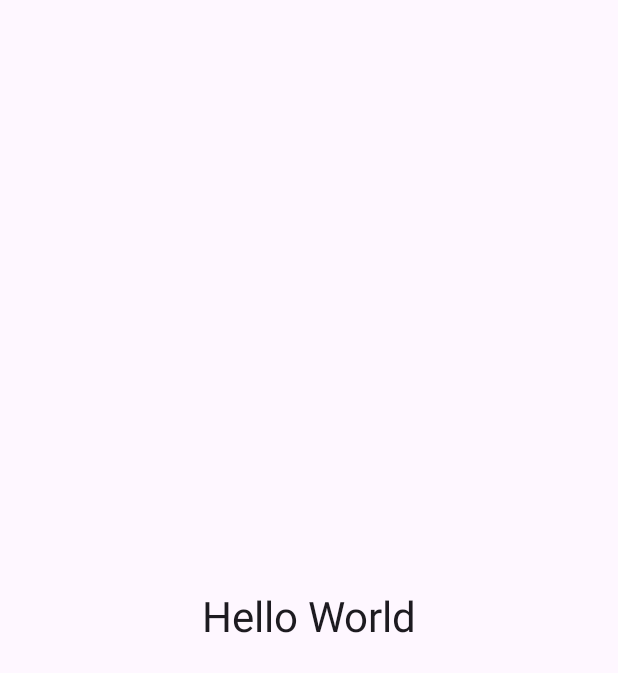
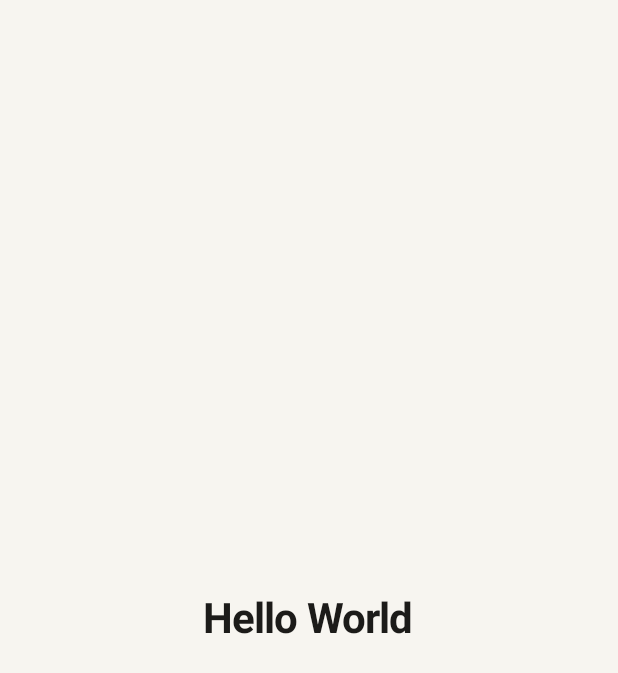
Before and after one commit to Q2453267246/echopod, an Android app built with Jetpack Compose: the screen it shows after launch (MainActivity), on a phone screen of 412 x 824 dp. Shown: the top 673 px of the screen. Run offline under Robolectric (Android 15) with nearby library versions, the phone set to English and light mode, and no system bars.

Commit message:
添加资源文件

```diff
--- a/app/src/main/AndroidManifest.xml
+++ b/app/src/main/AndroidManifest.xml
@@ -4,7 +4,7 @@
         android:icon="@drawable/ic_echopod"
         android:label="@string/app_name"
         android:supportsRtl="true"
-        android:theme="@android:style/Theme.Material.NoActionBar">
+        android:theme="@style/Theme.EchoPod">
         <activity
             android:name=".MainActivity"
             android:exported="true">
--- a/app/src/main/java/com/echopod/MainActivity.kt
+++ b/app/src/main/java/com/echopod/MainActivity.kt
@@ -4,27 +4,27 @@ import android.os.Bundle
 import androidx.activity.ComponentActivity
 import androidx.activity.compose.setContent
 import androidx.activity.enableEdgeToEdge
-import androidx.compose.foundation.isSystemInDarkTheme
 import androidx.compose.foundation.layout.Box
 import androidx.compose.foundation.layout.fillMaxSize
 import androidx.compose.foundation.layout.safeDrawingPadding
 import androidx.compose.material3.MaterialTheme
 import androidx.compose.material3.Surface
 import androidx.compose.material3.Text
-import androidx.compose.material3.darkColorScheme
-import androidx.compose.material3.lightColorScheme
 import androidx.compose.ui.Alignment
 import androidx.compose.ui.Modifier
 import androidx.compose.ui.res.stringResource
+import com.echopod.core.designsystem.theme.EchoPodTheme
 
 class MainActivity : ComponentActivity() {
     override fun onCreate(savedInstanceState: Bundle?) {
         super.onCreate(savedInstanceState)
         enableEdgeToEdge()
         setContent {
-            val colors = if (isSystemInDarkTheme()) darkColorScheme() else lightColorScheme()
-            MaterialTheme(colorScheme = colors) {
-                Surface(modifier = Modifier.fillMaxSize()) {
+            EchoPodTheme {
+                Surface(
+                    modifier = Modifier.fillMaxSize(),
+                    color = MaterialTheme.colorScheme.background,
+                ) {
                     Box(
                         modifier = Modifier.safeDrawingPadding(),
                         contentAlignment = Alignment.Center,
--- /dev/null
+++ b/app/src/main/java/com/echopod/core/designsystem/theme/Color.kt
@@ -0,0 +1,117 @@
+package com.echopod.core.designsystem.theme
+
+import androidx.compose.material3.ColorScheme
+import androidx.compose.material3.darkColorScheme
+import androidx.compose.material3.lightColorScheme
+import androidx.compose.ui.graphics.Color
+
+// Quiet Paper V1.0 color tokens.
+// Source: EchoPod-设计稿/源文件（Claude设计稿HTML）/DesignLanguage.dc.html
+
+// ---- Light ----
+internal val PaperLight = Color(0xFFF7F5F0)          // 背景
+internal val CardLight = Color(0xFFFFFFFF)           // 卡片
+internal val ContainerLight = Color(0xFFEFECE5)      // 容器 / 导航栏 / 搜索框
+internal val InkLight = Color(0xFF1C1B19)            // 主文字
+internal val InkSoftLight = Color(0xFF4A4741)        // 正文辅助（简介段落）
+internal val InkMutedLight = Color(0xFF6B675F)       // 辅助文字 / 未选中图标
+internal val OutlineLight = Color(0xFFE3DFD6)        // 描边 / 进度轨道
+internal val BrandLight = Color(0xFF2E6B66)          // 品牌 · 雾青
+internal val OnBrandLight = Color(0xFFFFFFFF)
+internal val BrandContainerLight = Color(0xFFD6E7E3) // 品牌容器 / 导航选中指示器
+internal val OnBrandContainerLight = Color(0xFF123A37)
+internal val UpdateDotLight = Color(0xFFE4893F)      // 更新提示（仅圆点）
+
+// ---- Dark ----
+internal val PaperDark = Color(0xFF131412)
+internal val CardDark = Color(0xFF22231F)
+internal val ContainerDark = Color(0xFF2A2B27)
+internal val InkDark = Color(0xFFECEAE4)
+internal val InkSoftDark = Color(0xFFC9C5BC)
+internal val InkMutedDark = Color(0xFFA3A098)
+internal val OutlineDark = Color(0xFF33342F)         // 分割线
+internal val OutlineStrongDark = Color(0xFF3A3B36)   // 进度轨道 / 圆形按钮描边
+internal val BrandDark = Color(0xFF86C6BD)
+internal val OnBrandDark = Color(0xFF0F2A27)
+internal val BrandContainerDark = Color(0xFF1F3B38)
+internal val OnBrandContainerDark = Color(0xFFBFE3DD)
+internal val UpdateDotDark = Color(0xFFF0A060)
+
+/**
+ * Light scheme. Every container/surface role is set explicitly so that no
+ * Material baseline (purple) color leaks into M3 components.
+ *
+ * Role mapping used by components:
+ * - surfaceContainer      -> NavigationBar / NavigationRail background
+ * - secondaryContainer    -> navigation selected indicator
+ * - inverseSurface        -> Rail "+" import FAB and the dark "导入" button
+ */
+internal val EchoPodLightColors: ColorScheme = lightColorScheme(
+    primary = BrandLight,
+    onPrimary = OnBrandLight,
+    primaryContainer = BrandContainerLight,
+    onPrimaryContainer = OnBrandContainerLight,
+    inversePrimary = BrandDark,
+    secondary = BrandLight,
+    onSecondary = OnBrandLight,
+    secondaryContainer = BrandContainerLight,
+    onSecondaryContainer = OnBrandContainerLight,
+    tertiary = UpdateDotLight,
+    onTertiary = CardLight,
+    tertiaryContainer = UpdateDotLight,
+    onTertiaryContainer = CardLight,
+    background = PaperLight,
+    onBackground = InkLight,
+    surface = PaperLight,
+    onSurface = InkLight,
+    surfaceVariant = ContainerLight,
+    onSurfaceVariant = InkMutedLight,
+    surfaceTint = Color.Transparent,
+    inverseSurface = InkLight,
+    inverseOnSurface = PaperLight,
+    outline = OutlineLight,
+    outlineVariant = OutlineLight,
+    scrim = Color.Black,
+    surfaceBright = CardLight,
+    surfaceDim = ContainerLight,
+    surfaceContainerLowest = CardLight,
+    surfaceContainerLow = CardLight,
+    surfaceContainer = ContainerLight,
+    surfaceContainerHigh = ContainerLight,
+    surfaceContainerHighest = ContainerLight,
+)
+
+internal val EchoPodDarkColors: ColorScheme = darkColorScheme(
+    primary = BrandDark,
+    onPrimary = OnBrandDark,
+    primaryContainer = BrandContainerDark,
+    onPrimaryContainer = OnBrandContainerDark,
+    inversePrimary = BrandLight,
+    secondary = BrandDark,
+    onSecondary = OnBrandDark,
+    secondaryContainer = BrandContainerDark,
+    onSecondaryContainer = OnBrandContainerDark,
+    tertiary = UpdateDotDark,
+    onTertiary = PaperDark,
+    tertiaryContainer = UpdateDotDark,
+    onTertiaryContainer = PaperDark,
+    background = PaperDark,
+    onBackground = InkDark,
+    surface = PaperDark,
+    onSurface = InkDark,
+    surfaceVariant = ContainerDark,
+    onSurfaceVariant = InkMutedDark,
+    surfaceTint = Color.Transparent,
+    inverseSurface = InkDark,
+    inverseOnSurface = PaperDark,
+    outline = OutlineStrongDark,
+    outlineVariant = OutlineDark,
+    scrim = Color.Black,
+    surfaceBright = CardDark,
+    surfaceDim = PaperDark,
+    surfaceContainerLowest = PaperDark,
+    surfaceContainerLow = CardDark,
+    surfaceContainer = ContainerDark,
+    surfaceContainerHigh = ContainerDark,
+    surfaceContainerHighest = ContainerDark,
+)
--- /dev/null
+++ b/app/src/main/java/com/echopod/core/designsystem/theme/Shape.kt
@@ -0,0 +1,21 @@
+package com.echopod.core.designsystem.theme
+
+import androidx.compose.foundation.shape.RoundedCornerShape
+import androidx.compose.material3.Shapes
+import androidx.compose.ui.unit.dp
+
+// Quiet Paper corner radii (DesignLanguage.dc.html · 间距 · 圆角 · 动效):
+// 8 小封面 · 12 封面 · 16 迷你播放器 / FAB · 20–24 卡片 · 全圆 按钮
+//
+// M3 components pick these up by default:
+// - FloatingActionButton  -> large       (Rail FAB is 16dp, passed explicitly)
+// - Card / ElevatedCard   -> medium
+// - Dialog / BottomSheet  -> extraLarge
+// - Button / NavigationBar indicator -> full (CircleShape), not part of Shapes
+internal val EchoPodShapes = Shapes(
+    extraSmall = RoundedCornerShape(8.dp),
+    small = RoundedCornerShape(12.dp),
+    medium = RoundedCornerShape(16.dp),
+    large = RoundedCornerShape(20.dp),
+    extraLarge = RoundedCornerShape(24.dp),
+)
--- /dev/null
+++ b/app/src/main/java/com/echopod/core/designsystem/theme/Theme.kt
@@ -0,0 +1,22 @@
+package com.echopod.core.designsystem.theme
+
+import androidx.compose.foundation.isSystemInDarkTheme
+import androidx.compose.material3.MaterialTheme
+import androidx.compose.runtime.Composable
+
+/**
+ * Quiet Paper theme. Dynamic color is intentionally not supported: the brand
+ * accent (Mist Teal) is fixed and cover art is the main source of color.
+ */
+@Composable
+fun EchoPodTheme(
+    darkTheme: Boolean = isSystemInDarkTheme(),
+    content: @Composable () -> Unit,
+) {
+    MaterialTheme(
+        colorScheme = if (darkTheme) EchoPodDarkColors else EchoPodLightColors,
+        typography = EchoPodTypography,
+        shapes = EchoPodShapes,
+        content = content,
+    )
+}
--- /dev/null
+++ b/app/src/main/java/com/echopod/core/designsystem/theme/Type.kt
@@ -0,0 +1,61 @@
+package com.echopod.core.designsystem.theme
+
+import androidx.compose.material3.Typography
+import androidx.compose.ui.text.TextStyle
+import androidx.compose.ui.text.font.FontFamily
+import androidx.compose.ui.text.font.FontWeight
+import androidx.compose.ui.unit.sp
+
+// Quiet Paper type scale (DesignLanguage.dc.html · 字体层级).
+// The design uses Inter + Noto Sans SC; on Android the spec allows falling back to
+// the system font (Roboto + 思源黑体), so no font files are bundled.
+
+private val EchoPodFontFamily = FontFamily.Default
+
+private fun style(
+    size: Int,
+    weight: FontWeight,
+    lineHeight: Int,
+    letterSpacing: Double = 0.0,
+) = TextStyle(
+    fontFamily = EchoPodFontFamily,
+    fontWeight = weight,
+    fontSize = size.sp,
+    lineHeight = lineHeight.sp,
+    letterSpacing = letterSpacing.sp,
+)
+
+/**
+ * | Role              | Design usage            | Spec          |
+ * |-------------------|-------------------------|---------------|
+ * | headlineMedium    | 页面标题 "EchoPod"       | 28 / 700      |
+ * | headlineSmall     | 播放器 / 节目详情标题     | 22 / 700      |
+ * | titleLarge        | 区块标题 "继续收听"       | 18 / 600      |
+ * | titleMedium       | 内容标题（单集标题）       | 16 / 600      |
+ * | titleSmall        | 小标题、搜索框文字         | 14 / 600      |
+ * | bodyLarge         | 正文                    | 15 / 400      |
+ * | bodyMedium        | 辅助信息                 | 13 / 400      |
+ * | bodySmall         | 次级辅助                 | 12 / 400      |
+ * | labelLarge        | 按钮                    | 15 / 600      |
+ * | labelMedium       | 导航标签、筛选标签         | 12 / 500      |
+ * | labelSmall        | 角标                    | 11 / 500      |
+ *
+ * Selected navigation labels use labelMedium with FontWeight.SemiBold.
+ */
+internal val EchoPodTypography = Typography(
+    displayLarge = style(size = 56, weight = FontWeight.Bold, lineHeight = 62, letterSpacing = -1.5),
+    displayMedium = style(size = 44, weight = FontWeight.Bold, lineHeight = 52, letterSpacing = -1.0),
+    displaySmall = style(size = 36, weight = FontWeight.Bold, lineHeight = 44, letterSpacing = -0.8),
+    headlineLarge = style(size = 32, weight = FontWeight.Bold, lineHeight = 40, letterSpacing = -0.8),
+    headlineMedium = style(size = 28, weight = FontWeight.Bold, lineHeight = 36, letterSpacing = -0.6),
+    headlineSmall = style(size = 22, weight = FontWeight.Bold, lineHeight = 28),
+    titleLarge = style(size = 18, weight = FontWeight.SemiBold, lineHeight = 26),
+    titleMedium = style(size = 16, weight = FontWeight.SemiBold, lineHeight = 22),
+    titleSmall = style(size = 14, weight = FontWeight.SemiBold, lineHeight = 20),
+    bodyLarge = style(size = 15, weight = FontWeight.Normal, lineHeight = 24),
+    bodyMedium = style(size = 13, weight = FontWeight.Normal, lineHeight = 20),
+    bodySmall = style(size = 12, weight = FontWeight.Normal, lineHeight = 18),
+    labelLarge = style(size = 15, weight = FontWeight.SemiBold, lineHeight = 20),
+    labelMedium = style(size = 12, weight = FontWeight.Medium, lineHeight = 16),
+    labelSmall = style(size = 11, weight = FontWeight.Medium, lineHeight = 14),
+)
--- /dev/null
+++ b/app/src/main/res/values-night/colors.xml
@@ -0,0 +1,4 @@
+<?xml version="1.0" encoding="utf-8"?>
+<resources>
+    <color name="echopod_background">#131412</color>
+</resources>
--- /dev/null
+++ b/app/src/main/res/values-night/themes.xml
@@ -0,0 +1,6 @@
+<?xml version="1.0" encoding="utf-8"?>
+<resources>
+    <style name="Theme.EchoPod" parent="android:Theme.Material.NoActionBar">
+        <item name="android:windowBackground">@color/echopod_background</item>
+    </style>
+</resources>
--- /dev/null
+++ b/app/src/main/res/values/colors.xml
@@ -0,0 +1,5 @@
+<?xml version="1.0" encoding="utf-8"?>
+<resources>
+    <!-- Window background only. All UI colors live in core/designsystem/theme/Color.kt. -->
+    <color name="echopod_background">#F7F5F0</color>
+</resources>
--- /dev/null
+++ b/app/src/main/res/values/themes.xml
@@ -0,0 +1,11 @@
+<?xml version="1.0" encoding="utf-8"?>
+<resources>
+    <!--
+        Window theme. Compose draws all UI; this only sets the window background so
+        that launch and Activity recreation (fold / unfold / rotate) show Quiet Paper
+        instead of a white or black flash.
+    -->
+    <style name="Theme.EchoPod" parent="android:Theme.Material.Light.NoActionBar">
+        <item name="android:windowBackground">@color/echopod_background</item>
+    </style>
+</resources>
```
Also changed, not shown: app/src/main/java/com/echopod/core/adaptive/AdaptiveNavigationLayout.kt (added, +9 -0 lines), app/src/main/res/drawable/ic_add.xml (added, +13 -0 lines), app/src/main/res/drawable/ic_nav_discover.xml (added, +20 -0 lines), app/src/main/res/drawable/ic_nav_home.xml (added, +14 -0 lines), app/src/main/res/drawable/ic_nav_profile.xml (added, +20 -0 lines), app/src/main/res/drawable/ic_nav_subscriptions.xml (added, +32 -0 lines), app/src/main/res/values/strings.xml (+10 -0 lines), 1 other file.
